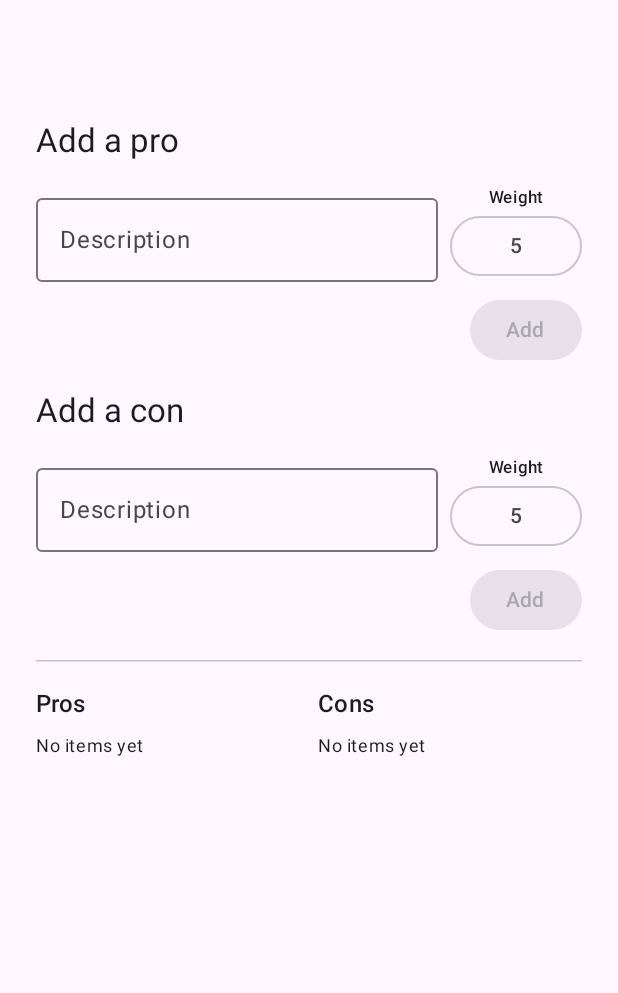
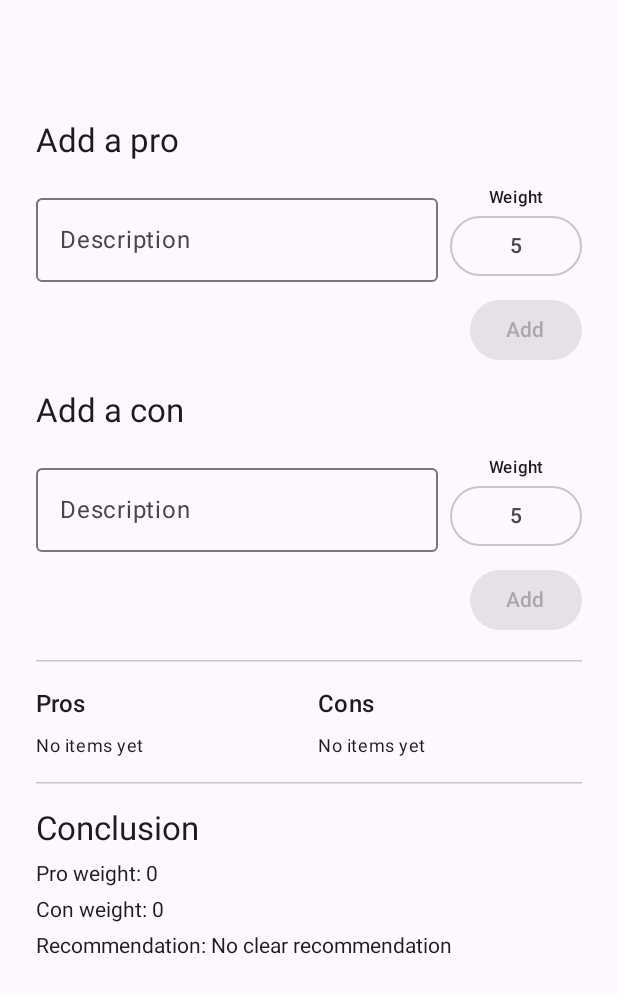
Before and after one commit to RychenJones/decide, an Android app built with Jetpack Compose: the composable ShowDecisionScreen called with empty values, on a phone screen of 412 x 824 dp. Shown: the top 993 px of the screen. Run offline under Robolectric (Android 15) with nearby library versions, the phone set to English and light mode, and no system bars.

Commit message:
pro/con functionality

```diff
--- a/app/src/main/java/com/example/decide/decision/DecisionScreen.kt
+++ b/app/src/main/java/com/example/decide/decision/DecisionScreen.kt
@@ -106,6 +106,32 @@ fun ShowDecisionScreen(
                 modifier = Modifier.weight(1f),
             )
         }
+
+        HorizontalDivider()
+
+        ShowConclusion(uiState)
+    }
+}
+
+@Composable
+private fun ShowConclusion(uiState: DecisionUiState) {
+    val recommendationText = when (uiState.recommendation) {
+        Recommendation.CONSIDER -> stringResource(R.string.recommend_consider)
+        Recommendation.RECONSIDER -> stringResource(R.string.recommend_reconsider)
+        Recommendation.NO_CLEAR_RECOMMENDATION -> {
+            stringResource(R.string.recommend_no_clear_result)
+        }
+    }
+
+    Column(verticalArrangement = Arrangement.spacedBy(8.dp)) {
+        Text(
+            text = stringResource(R.string.conclusion_title),
+            style = MaterialTheme.typography.titleLarge,
+        )
+
+        Text(stringResource(R.string.total_pro_weight, uiState.totalProWeight))
+        Text(stringResource(R.string.total_con_weight, uiState.totalConWeight))
+        Text(stringResource(R.string.recommendation, recommendationText))
     }
 }
 
--- a/app/src/main/java/com/example/decide/decision/DecisionViewModel.kt
+++ b/app/src/main/java/com/example/decide/decision/DecisionViewModel.kt
@@ -7,10 +7,29 @@ import kotlinx.coroutines.flow.asStateFlow
 import kotlinx.coroutines.flow.update
 import java.util.Locale
 
+enum class Recommendation {
+    CONSIDER,
+    RECONSIDER,
+    NO_CLEAR_RECOMMENDATION,
+}
+
 data class DecisionUiState(
     val pros: List<DecisionItem> = emptyList(),
     val cons: List<DecisionItem> = emptyList(),
-)
+) {
+    val totalProWeight: Int
+        get() = pros.sumOf { it.significance }
+
+    val totalConWeight: Int
+        get() = cons.sumOf { it.significance }
+
+    val recommendation: Recommendation
+        get() = when {
+            totalProWeight > totalConWeight -> Recommendation.CONSIDER
+            totalConWeight > totalProWeight -> Recommendation.RECONSIDER
+            else -> Recommendation.NO_CLEAR_RECOMMENDATION
+        }
+}
 
 class DecisionViewModel : ViewModel() {
     private val _uiState = MutableStateFlow(DecisionUiState())
--- a/app/src/main/res/values/strings.xml
+++ b/app/src/main/res/values/strings.xml
@@ -11,4 +11,11 @@
     <string name="pros_title">Pros</string>
     <string name="cons_title">Cons</string>
     <string name="no_items">No items yet</string>
+    <string name="conclusion_title">Conclusion</string>
+    <string name="total_pro_weight">Pro weight: %1$d</string>
+    <string name="total_con_weight">Con weight: %1$d</string>
+    <string name="recommendation">Recommendation: %1$s</string>
+    <string name="recommend_consider">Consider it</string>
+    <string name="recommend_reconsider">Reconsider it</string>
+    <string name="recommend_no_clear_result">No clear recommendation</string>
 </resources>
```
Also changed, not shown: 89 other files.
